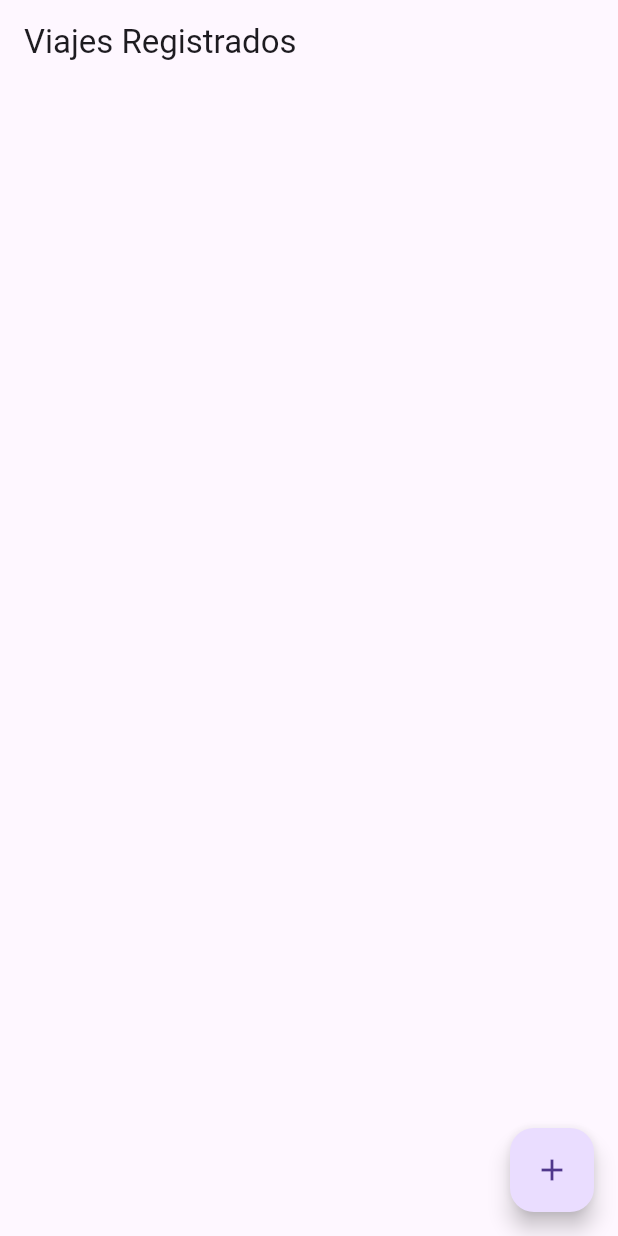
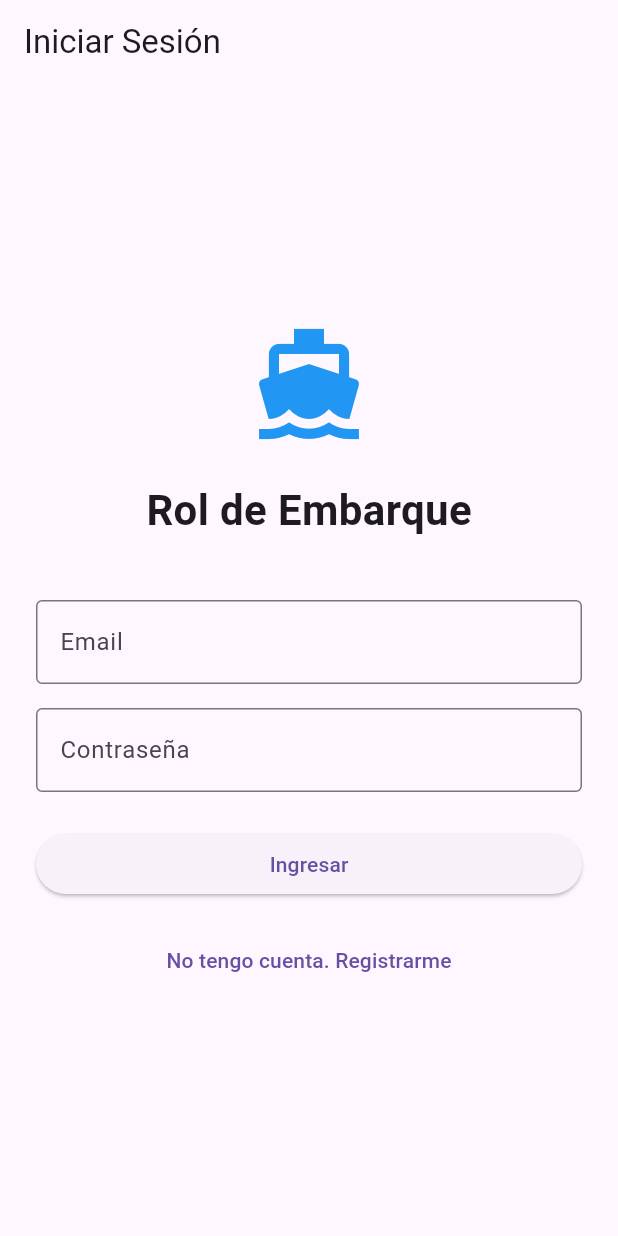
Before and after one commit to MaxiR-beep/rol_embarque, a Flutter app: the screen it shows after launch, on a phone screen of 412 x 824 dp. Run offline on Flutter 3.47's test engine with Material 3 defaults, Android fonts, the phone set to English and light mode, and no system bars; our stand-ins replace flutter_dotenv, flutter_riverpod, printing, supabase_flutter; accounts and stored records are empty.

Commit message:
fix: eliminar Hive y Firebase, ocultar API keys con dotenv, arreglar edicion y agregar auth con Supabase

```diff
--- a/lib/main.dart
+++ b/lib/main.dart
@@ -1,6 +1,8 @@
 import 'package:flutter/material.dart';
 import 'package:flutter_riverpod/flutter_riverpod.dart';
+import 'providers/auth_provider.dart';
 import 'services/supabase_service.dart';
+import 'screens/login_screen.dart';
 import 'screens/viajes_screen.dart';
 
 Future<void> main() async {
@@ -9,16 +11,24 @@ Future<void> main() async {
   runApp(const ProviderScope(child: MyApp()));
 }
 
-class MyApp extends StatelessWidget {
+class MyApp extends ConsumerWidget {
   const MyApp({super.key});
 
   @override
-  Widget build(BuildContext context) {
+  Widget build(BuildContext context, WidgetRef ref) {
+    final authState = ref.watch(authProvider);
+
     return MaterialApp(
       debugShowCheckedModeBanner: false,
       title: 'Rol de Embarque',
       theme: ThemeData(primarySwatch: Colors.blue),
-      home: const ViajesScreen(),
+      home: authState.when(
+        data: (user) => user != null ? const ViajesScreen() : const LoginScreen(),
+        loading: () => const Scaffold(
+          body: Center(child: CircularProgressIndicator()),
+        ),
+        error: (_, __) => const LoginScreen(),
+      ),
     );
   }
 }
--- /dev/null
+++ b/lib/providers/auth_provider.dart
@@ -0,0 +1,36 @@
+import 'package:flutter_riverpod/flutter_riverpod.dart';
+import 'package:supabase_flutter/supabase_flutter.dart';
+
+final authProvider = StreamProvider<User?>((ref) {
+  return Supabase.instance.client.auth.onAuthStateChange.map((event) {
+    return event.session?.user;
+  });
+});
+
+final authNotifierProvider = Provider<AuthNotifier>((ref) {
+  return AuthNotifier(ref);
+});
+
+class AuthNotifier {
+  final Ref ref;
+
+  AuthNotifier(this.ref);
+
+  Future<void> signIn(String email, String password) async {
+    await Supabase.instance.client.auth.signInWithPassword(
+      email: email,
+      password: password,
+    );
+  }
+
+  Future<void> signUp(String email, String password) async {
+    await Supabase.instance.client.auth.signUp(
+      email: email,
+      password: password,
+    );
+  }
+
+  Future<void> signOut() async {
+    await Supabase.instance.client.auth.signOut();
+  }
+}
--- /dev/null
+++ b/lib/screens/login_screen.dart
@@ -0,0 +1,106 @@
+import 'package:flutter/material.dart';
+import 'package:flutter_riverpod/flutter_riverpod.dart';
+import '../providers/auth_provider.dart';
+
+class LoginScreen extends ConsumerStatefulWidget {
+  const LoginScreen({super.key});
+
+  @override
+  ConsumerState<LoginScreen> createState() => _LoginScreenState();
+}
+
+class _LoginScreenState extends ConsumerState<LoginScreen> {
+  final emailController = TextEditingController();
+  final passwordController = TextEditingController();
+  bool isRegistering = false;
+
+  @override
+  void dispose() {
+    emailController.dispose();
+    passwordController.dispose();
+    super.dispose();
+  }
+
+  Future<void> _submit() async {
+    final email = emailController.text.trim();
+    final password = passwordController.text.trim();
+    if (email.isEmpty || password.isEmpty) return;
+
+    final notifier = ref.read(authNotifierProvider);
+    try {
+      if (isRegistering) {
+        await notifier.signUp(email, password);
+        if (mounted) {
+          ScaffoldMessenger.of(context).showSnackBar(
+            const SnackBar(content: Text('Registro exitoso. Revisá tu email para confirmar.')),
+          );
+        }
+      } else {
+        await notifier.signIn(email, password);
+      }
+    } catch (e) {
+      if (mounted) {
+        ScaffoldMessenger.of(context).showSnackBar(
+          SnackBar(content: Text('Error: ${e.toString().replaceFirst('Exception: ', '')}')),
+        );
+      }
+    }
+  }
+
+  @override
+  Widget build(BuildContext context) {
+    return Scaffold(
+      appBar: AppBar(title: Text(isRegistering ? 'Registrarse' : 'Iniciar Sesión')),
+      body: Padding(
+        padding: const EdgeInsets.all(24),
+        child: Column(
+          mainAxisAlignment: MainAxisAlignment.center,
+          children: [
+            const Icon(Icons.directions_boat, size: 80, color: Colors.blue),
+            const SizedBox(height: 24),
+            const Text(
+              'Rol de Embarque',
+              style: TextStyle(fontSize: 28, fontWeight: FontWeight.bold),
+            ),
+            const SizedBox(height: 40),
+            TextField(
+              controller: emailController,
+              decoration: const InputDecoration(
+                labelText: 'Email',
+                border: OutlineInputBorder(),
+              ),
+              keyboardType: TextInputType.emailAddress,
+            ),
+            const SizedBox(height: 16),
+            TextField(
+              controller: passwordController,
+              decoration: const InputDecoration(
+                labelText: 'Contraseña',
+                border: OutlineInputBorder(),
+              ),
+              obscureText: true,
+              onSubmitted: (_) => _submit(),
+            ),
+            const SizedBox(height: 24),
+            SizedBox(
+              width: double.infinity,
+              child: ElevatedButton(
+                onPressed: _submit,
+                child: Text(isRegistering ? 'Registrarse' : 'Ingresar'),
+              ),
+            ),
+            const SizedBox(height: 16),
+            TextButton(
+              onPressed: () => setState(() => isRegistering = !isRegistering),
+              child: Text(
+                isRegistering
+                    ? 'Ya tengo cuenta. Ingresar'
+                    : 'No tengo cuenta. Registrarme',
+              ),
+            ),
+          ],
+        ),
+      ),
+    );
+  }
+}
--- a/lib/services/supabase_service.dart
+++ b/lib/services/supabase_service.dart
@@ -1,12 +1,14 @@
+import 'package:flutter_dotenv/flutter_dotenv.dart';
 import 'package:supabase_flutter/supabase_flutter.dart';
 
 class SupabaseService {
   static final SupabaseClient client = Supabase.instance.client;
 
   static Future<void> initialize() async {
+    await dotenv.load(fileName: '.env');
     await Supabase.initialize(
-      url: 'https://swwrtmdvdzxcyzlsehox.supabase.co',
-      anonKey: 'eyJhbGciOiJIUzI1NiIsInR5cCI6IkpXVCJ9.eyJpc3MiOiJzdXBhYmFzZSIsInJlZiI6InN3d3J0bWR2ZHp4Y3l6bHNlaG94Iiwicm9sZSI6ImFub24iLCJpYXQiOjE3ODA0ODg4NzIsImV4cCI6MjA5NjA2NDg3Mn0.ZkXgUoIwLT9lpxh7F9xgvNvv9cNzQJ6ZZWgEzkojPDw',
+      url: dotenv.env['SUPABASE_URL']!,
+      anonKey: dotenv.env['SUPABASE_ANON_KEY']!,
     );
   }
 }
--- a/pubspec.yaml
+++ b/pubspec.yaml
@@ -28,7 +28,6 @@ environment:
 # the latest version available on pub.dev. To see which dependencies have newer
 # versions available, run `flutter pub outdated`.
 dependencies:
-  dependencies:
   flutter:
     sdk: flutter
   cupertino_icons: ^1.0.8
@@ -37,6 +36,7 @@ dependencies:
   intl: ^0.20.2
   pdf: ^3.11.0
   printing: ^5.13.4
+  flutter_dotenv: ^5.2.1
 
 dev_dependencies:
   flutter_test:
@@ -62,6 +62,7 @@ flutter:
   uses-material-design: true
   assets:
     - assets/logo.png
+    - .env
   # To add assets to your application, add an assets section, like this:
   # assets:
   #   - images/a_dot_burr.jpeg
```
Also changed, not shown: lib/screens/crear_viaje_screen.dart (+1 -10 lines), lib/screens/detalle_viaje_screen.dart (+8 -6 lines), lib/screens/viajes_screen.dart (+13 -1 lines), lib/firebase_options.dart (deleted), 1 other file.
